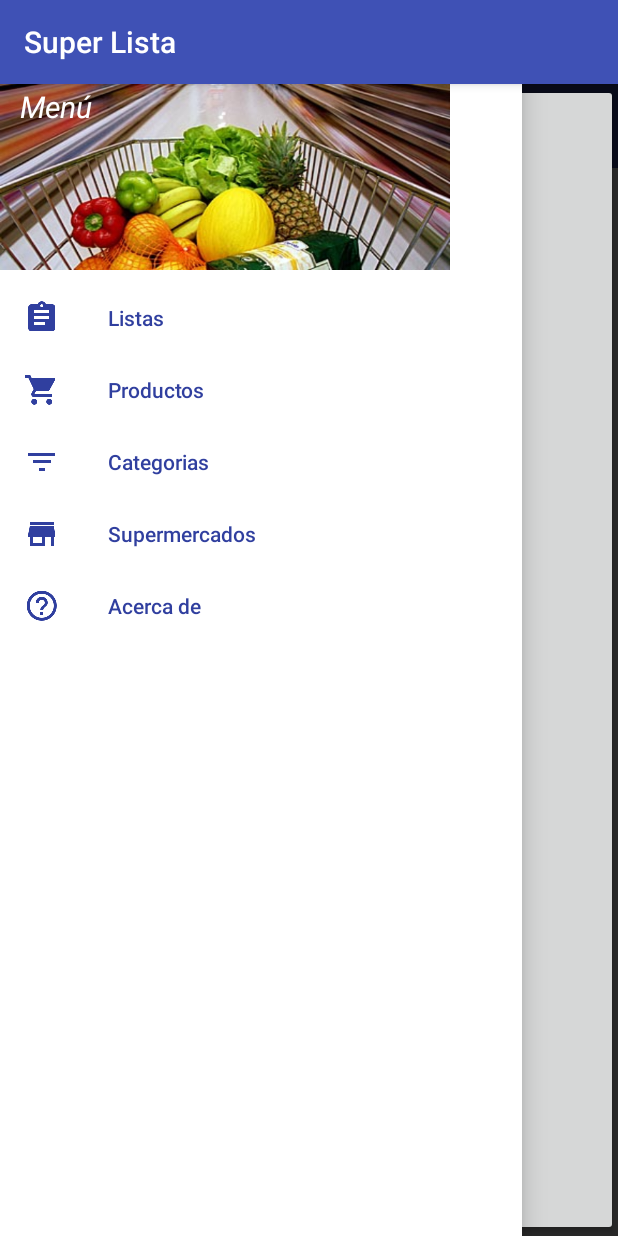
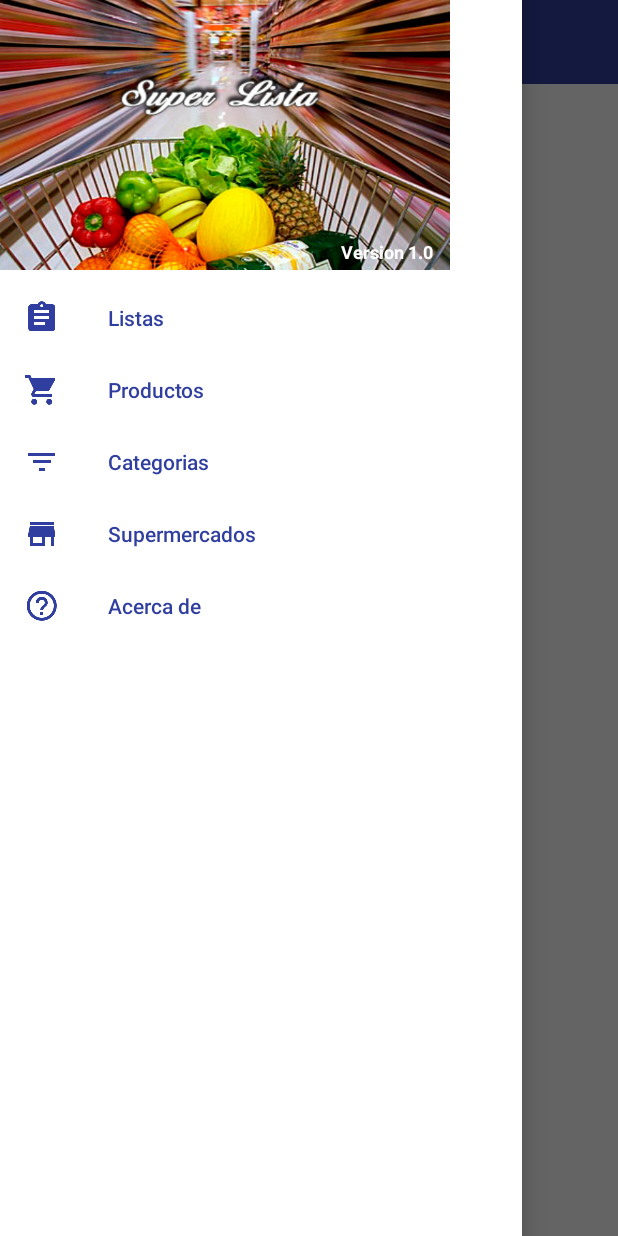
Before and after one commit to maurocg89/SuperLista, an Android app: the MainActivity screen opened directly, with no data from a screen before it, with the side drawer open, on a phone screen of 412 x 824 dp. Run offline under Robolectric (Android 15) with nearby library versions, the phone set to English and light mode, and no system bars.

Commit message:
Terminando con el Navigation View y corrigiendo errores

```diff
--- a/app/src/main/java/com/example/superlista/MainActivity.java
+++ b/app/src/main/java/com/example/superlista/MainActivity.java
@@ -1,12 +1,22 @@
 package com.example.superlista;
 
 import android.content.Intent;
+import android.support.design.widget.NavigationView;
+import android.support.v4.app.FragmentTransaction;
+import android.support.v4.widget.DrawerLayout;
 import android.support.v7.app.AppCompatActivity;
 import android.os.Bundle;
+import android.support.v7.widget.Toolbar;
 import android.view.View;
 import android.widget.Button;
 
 public class MainActivity extends AppCompatActivity {
+
+
+    private Toolbar toolbar;
+    private NavigationView navigationView;
+    private DrawerLayout drawerLayout;
+
 
     Button boton;
 
@@ -14,6 +24,16 @@
     protected void onCreate(Bundle savedInstanceState) {
         super.onCreate(savedInstanceState);
         setContentView(R.layout.activity_main);
+
+
+        Fragmento fragmento = new Fragmento();
+        FragmentTransaction transaction = getSupportFragmentManager().beginTransaction();
+        transaction.replace(R.id.frame, fragmento);
+        transaction.commit();
+
+
+
+        /*BOTON QUE CREO MAURO
         boton = (Button) findViewById(R.id.buttonPruebaDb);
         boton.setOnClickListener(new View.OnClickListener() {
             @Override
@@ -21,6 +41,6 @@
                 Intent i = new Intent(MainActivity.this, PruebaBD.class);
                 startActivity(i);
             }
-        });
+        });*/
     }
 }
--- a/app/src/main/res/layout/activity_main.xml
+++ b/app/src/main/res/layout/activity_main.xml
@@ -54,10 +54,12 @@
 
 
 
-
+ <!--
     <Button
         android:id="@+id/buttonPruebaDb"
         android:layout_width="wrap_content"
         android:layout_height="wrap_content"
         android:text="Button" />
+
+        -->
 </android.support.v4.widget.DrawerLayout>
--- a/app/src/main/res/layout/header_menu.xml
+++ b/app/src/main/res/layout/header_menu.xml
@@ -3,7 +3,7 @@
 
     android:layout_width="300dp"
     android:layout_height="180dp"
-    android:background="@drawable/carrito"
+    android:background="@drawable/carrito2"
     >
 
 
@@ -12,15 +12,14 @@
         android:layout_width="wrap_content"
         android:layout_height="wrap_content"
         android:paddingBottom="4dp"
-        android:text="@string/nombre_menu"
+        android:text="@string/version_apk"
         android:textColor="@color/colorBlanco"
-        android:textSize="20sp"
-        android:textStyle="italic"
-        android:layout_marginTop="57dp"
-        android:layout_alignParentTop="true"
-        android:layout_alignParentLeft="true"
-        android:layout_alignParentStart="true"
-        android:layout_marginLeft="13dp"
-        android:layout_marginStart="13dp" />
+        android:textSize="12sp"
+        android:textStyle="bold"
+        android:layout_alignParentBottom="true"
+        android:layout_alignParentRight="true"
+        android:layout_alignParentEnd="true"
+        android:layout_marginRight="11dp"
+        android:layout_marginEnd="11dp" />
 
 </RelativeLayout>
--- a/app/src/main/res/values/strings.xml
+++ b/app/src/main/res/values/strings.xml
@@ -1,7 +1,7 @@
 <resources>
     <string name="app_name">Super Lista</string>
 
-    <string name="nombre_menu">Menú</string>
+    <string name="version_apk">Version 1.0</string>
 
     <string name="item_lista">Listas</string>
     <string name="item_productos">Productos</string>
--- a/app/src/main/res/values/styles.xml
+++ b/app/src/main/res/values/styles.xml
@@ -1,7 +1,7 @@
 <resources>
 
     <!-- Base application theme. -->
-    <style name="AppTheme" parent="Theme.AppCompat.Light.DarkActionBar">
+    <style name="AppTheme" parent="Theme.AppCompat.Light.NoActionBar">
         <!-- Customize your theme here. -->
         <item name="colorPrimary">@color/colorPrimary</item>
         <item name="colorPrimaryDark">@color/colorPrimaryDark</item>
```
Also changed, not shown: app/src/main/AndroidManifest.xml (+8 -5 lines), app/src/main/res/drawable/carrito2.jpg (added).
